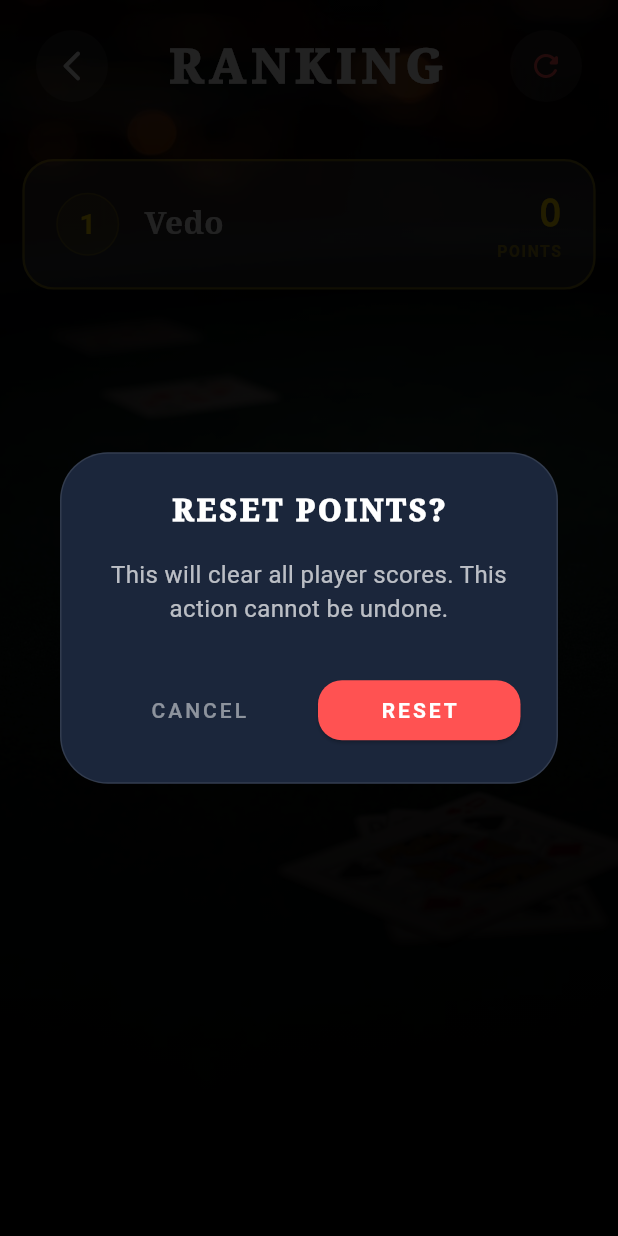
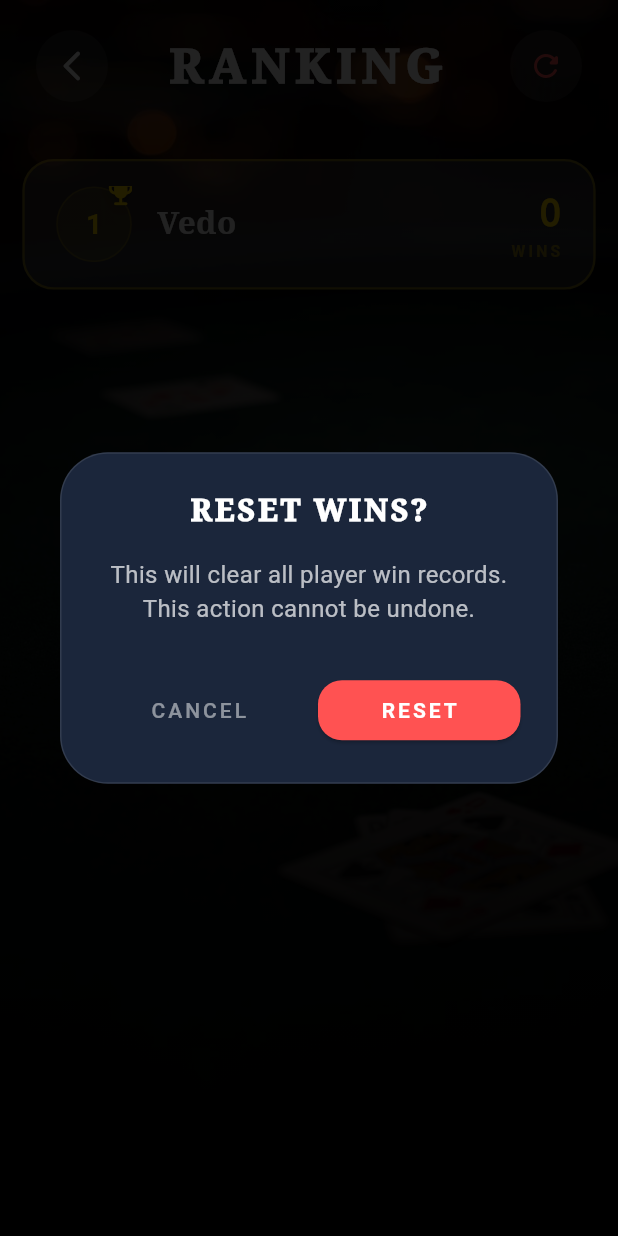
Before and after one commit to vedad-keskin/Rummy-Tracker, a Flutter app: the RankingScreen screen opened directly, after a tap on the "refresh" icon, on a phone screen of 412 x 824 dp. Run offline on Flutter 3.47's test engine with Material 3 defaults, Android fonts, the phone set to English and light mode, and no system bars; our stand-ins replace shared_preferences; accounts and stored records are empty.

Commit message:
Rename player points to wins and update ranking UI
Replaces the 'points' field with 'wins' in Player model and related logic. Updates ranking screen to sort and display by wins, modifies reset dialog text, and adds trophy icons for top ranks in the UI.

```diff
--- a/rummy_tracker/lib/offline_db/player_service.dart
+++ b/rummy_tracker/lib/offline_db/player_service.dart
@@ -4,17 +4,17 @@ import 'package:shared_preferences/shared_preferences.dart';
 class Player {
   final String id;
   final String name;
-  final int points;
+  final int wins;
 
-  Player({required this.id, required this.name, this.points = 0});
+  Player({required this.id, required this.name, this.wins = 0});
 
-  Map<String, dynamic> toJson() => {'id': id, 'name': name, 'points': points};
+  Map<String, dynamic> toJson() => {'id': id, 'name': name, 'wins': wins};
 
   factory Player.fromJson(Map<String, dynamic> json) {
     return Player(
       id: json['id'] as String,
       name: json['name'] as String,
-      points: (json['points'] as int?) ?? 0,
+      wins: (json['wins'] as int?) ?? (json['points'] as int?) ?? 0,
     );
   }
 }
@@ -48,7 +48,7 @@ class PlayerService {
   }
 
   Future<List<Player>> _saveDefaultPlayer() async {
-    final defaultPlayer = Player(id: '1', name: 'Vedo', points: 0);
+    final defaultPlayer = Player(id: '1', name: 'Vedo', wins: 0);
     await savePlayers([defaultPlayer]);
     return [defaultPlayer];
   }
@@ -66,7 +66,7 @@ class PlayerService {
     final newPlayer = Player(
       id: DateTime.now().millisecondsSinceEpoch.toString(),
       name: name,
-      points: 0,
+      wins: 0,
     );
     final updatedList = [...currentPlayers, newPlayer];
     await savePlayers(updatedList);
@@ -92,7 +92,7 @@ class PlayerService {
   ) async {
     final updatedList = currentPlayers.map((p) {
       if (p.id == id) {
-        return Player(id: id, name: newName, points: p.points);
+        return Player(id: id, name: newName, wins: p.wins);
       }
       return p;
     }).toList();
@@ -100,9 +100,9 @@ class PlayerService {
     return updatedList;
   }
 
-  Future<List<Player>> resetPlayersPoints(List<Player> currentPlayers) async {
+  Future<List<Player>> resetPlayersWins(List<Player> currentPlayers) async {
     final updatedList = currentPlayers
-        .map((p) => Player(id: p.id, name: p.name, points: 0))
+        .map((p) => Player(id: p.id, name: p.name, wins: 0))
         .toList();
     await savePlayers(updatedList);
     return updatedList;
--- a/rummy_tracker/lib/ranking_section/ranking_screen.dart
+++ b/rummy_tracker/lib/ranking_section/ranking_screen.dart
@@ -20,8 +20,8 @@ class _RankingScreenState extends State<RankingScreen> {
 
   Future<void> _loadData() async {
     final players = await _playerService.loadPlayers();
-    // Sort by points descending
-    players.sort((a, b) => b.points.compareTo(a.points));
+    // Sort by wins descending
+    players.sort((a, b) => b.wins.compareTo(a.wins));
     if (mounted) {
       setState(() {
         _players = players;
@@ -46,7 +46,7 @@ class _RankingScreenState extends State<RankingScreen> {
             mainAxisSize: MainAxisSize.min,
             children: [
               const Text(
-                'RESET POINTS?',
+                'RESET WINS?',
                 style: TextStyle(
                   color: Colors.white,
                   fontSize: 20,
@@ -57,7 +57,7 @@ class _RankingScreenState extends State<RankingScreen> {
               ),
               const SizedBox(height: 16),
               Text(
-                'This will clear all player scores. This action cannot be undone.',
+                'This will clear all player win records. This action cannot be undone.',
                 textAlign: TextAlign.center,
                 style: TextStyle(
                   color: Colors.white.withOpacity(0.7),
@@ -108,7 +108,7 @@ class _RankingScreenState extends State<RankingScreen> {
     );
 
     if (confirm == true) {
-      final updatedPlayers = await _playerService.resetPlayersPoints(_players);
+      final updatedPlayers = await _playerService.resetPlayersWins(_players);
       if (mounted) {
         setState(() {
           _players = updatedPlayers;
@@ -218,14 +218,18 @@ class _RankingScreenState extends State<RankingScreen> {
 
                               Color rankColor = Colors.white70;
                               double scale = 1.0;
+                              IconData? trophyIcon;
 
                               if (rank == 1) {
                                 rankColor = const Color(0xFFFFD700); // Gold
                                 scale = 1.05;
+                                trophyIcon = Icons.emoji_events_rounded;
                               } else if (rank == 2) {
                                 rankColor = const Color(0xFFC0C0C0); // Silver
+                                trophyIcon = Icons.emoji_events_rounded;
                               } else if (rank == 3) {
                                 rankColor = const Color(0xFFCD7F32); // Bronze
+                                trophyIcon = Icons.emoji_events_rounded;
                               }
 
                               return _AnimatedEntry(
@@ -251,14 +255,21 @@ class _RankingScreenState extends State<RankingScreen> {
                                     ),
                                     child: Row(
                                       children: [
+                                        Stack(
+                                          alignment: Alignment.center,
+                                          children: [
                                             Container(
-                                          width: 40,
-                                          height: 40,
+                                              width: 48,
+                                              height: 48,
                                               decoration: BoxDecoration(
-                                            color: rankColor.withOpacity(0.1),
+                                                color: rankColor.withOpacity(
+                                                  0.1,
+                                                ),
                                                 shape: BoxShape.circle,
                                                 border: Border.all(
-                                              color: rankColor.withOpacity(0.2),
+                                                  color: rankColor.withOpacity(
+                                                    0.2,
+                                                  ),
                                                 ),
                                               ),
                                               child: Center(
@@ -271,6 +282,24 @@ class _RankingScreenState extends State<RankingScreen> {
                                                   ),
                                                 ),
                                               ),
+                                            ),
+                                            if (trophyIcon != null)
+                                              Positioned(
+                                                top: -6,
+                                                right: -3,
+                                                child: Icon(
+                                                  trophyIcon,
+                                                  color: rankColor,
+                                                  size: 20,
+                                                  shadows: [
+                                                    Shadow(
+                                                      color: Colors.black45,
+                                                      blurRadius: 8,
+                                                    ),
+                                                  ],
+                                                ),
+                                              ),
+                                          ],
                                         ),
                                         const SizedBox(width: 16),
                                         Expanded(
@@ -289,7 +318,7 @@ class _RankingScreenState extends State<RankingScreen> {
                                               CrossAxisAlignment.end,
                                           children: [
                                             Text(
-                                              '${player.points}',
+                                              '${player.wins}',
                                               style: TextStyle(
                                                 color: rankColor,
                                                 fontSize: 24,
@@ -298,13 +327,13 @@ class _RankingScreenState extends State<RankingScreen> {
                                               ),
                                             ),
                                             Text(
-                                              'POINTS',
+                                              'WINS',
                                               style: TextStyle(
                                                 color: rankColor.withOpacity(
                                                   0.5,
                                                 ),
                                                 fontSize: 10,
-                                                letterSpacing: 1,
+                                                letterSpacing: 2,
                                                 fontWeight: FontWeight.bold,
                                               ),
                                             ),
```
Lines whose indentation alone changed are shown as unchanged.
